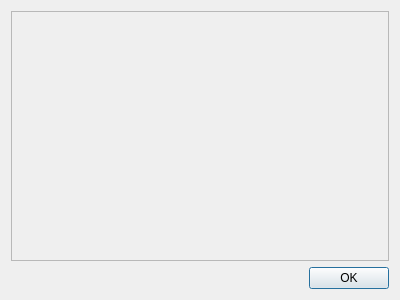
The window that ui/AARDialog.ui (dmzdev/stance) describes before a commit, drawn with Qt 5.
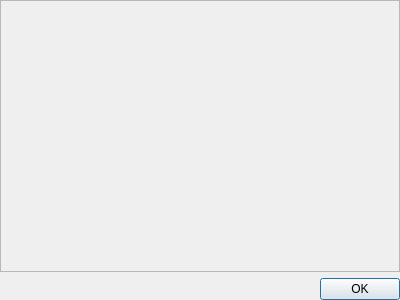
The same window after the commit.

Commit message: Cleaned up main UI. All AAR events but video and forum now functional.

Patch:
```diff
--- a/ui/AARDialog.ui
+++ b/ui/AARDialog.ui
@@ -14,6 +14,9 @@
    <string>Dialog</string>
   </property>
   <layout class="QVBoxLayout" name="verticalLayout">
+   <property name="margin">
+    <number>0</number>
+   </property>
    <item>
     <widget class="QScrollArea" name="scrollArea">
      <property name="widgetResizable">
@@ -24,8 +27,8 @@
        <rect>
         <x>0</x>
         <y>0</y>
-        <width>374</width>
-        <height>234</height>
+        <width>386</width>
+        <height>250</height>
        </rect>
       </property>
      </widget>
```
The commit also changes 5 other files.
